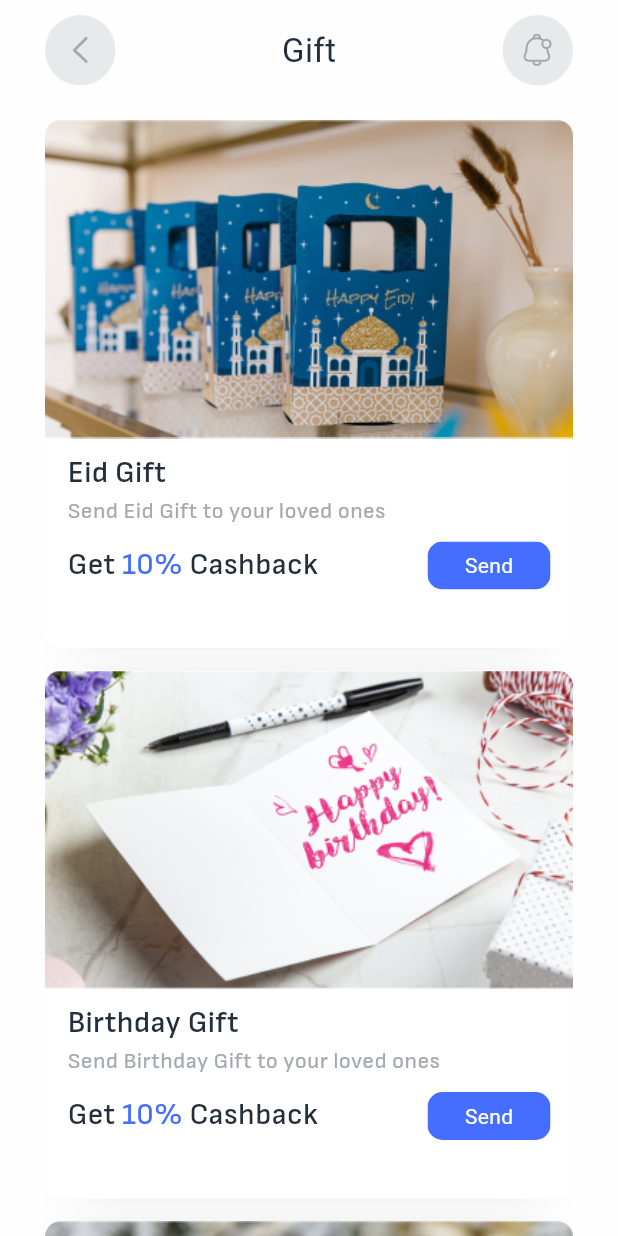
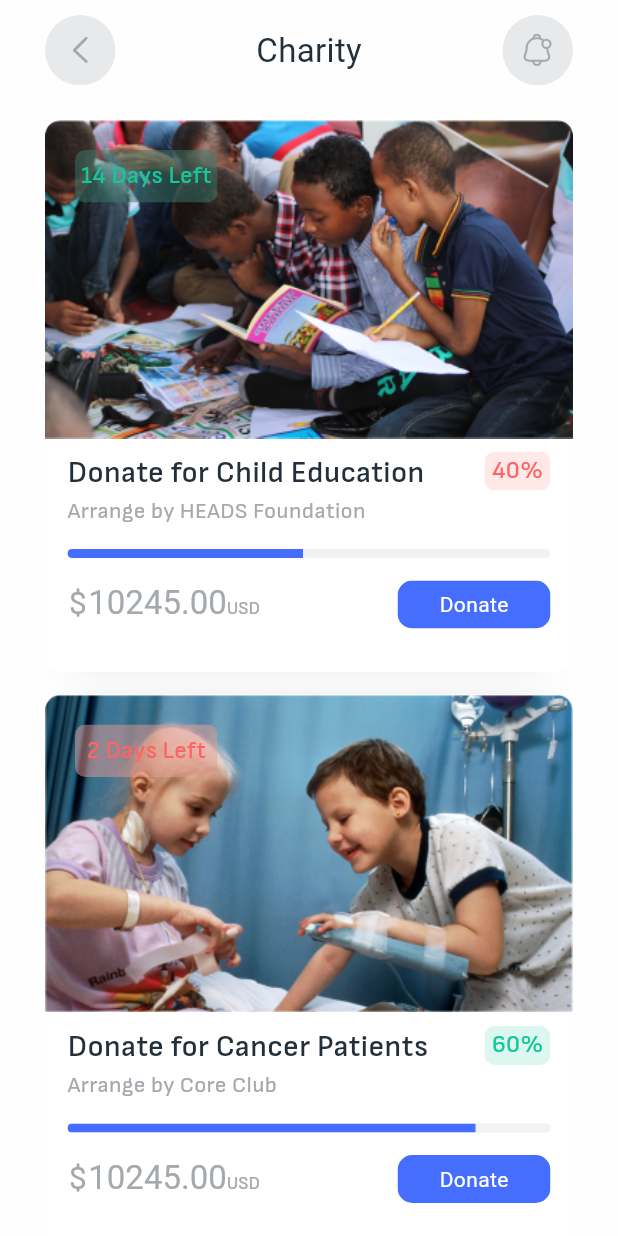
Before and after one commit to Mohammad-Nikmard/Fintech, a Flutter app: the screen it shows after launch, on a phone screen of 412 x 824 dp. Run offline on Flutter 3.47's test engine with Material 3 defaults, Android fonts, the phone set to English and light mode, and no system bars; our stand-ins replace flutter_svg, flutter_switch, get_it, pinput, smooth_page_indicator; Roboto replaces fonts that are missing (SB); project files that could hold a hidden picture were left out.

Commit message:
feat: add charity list

```diff
--- a/lib/main.dart
+++ b/lib/main.dart
@@ -1,6 +1,6 @@
 import 'package:fintech/DI/service_locator.dart';
 import 'package:fintech/theme/light_theme.dart';
-import 'package:fintech/ui/send_gift_screen.dart';
+import 'package:fintech/ui/donation_screen.dart';
 import 'package:flutter/material.dart';
 
 void main() {
@@ -16,7 +16,7 @@ class MyApp extends StatelessWidget {
   Widget build(BuildContext context) {
     return MaterialApp(
       debugShowCheckedModeBanner: false,
-      home: SendGiftScreen(
+      home: DonationScreen(
         mediaQuery: locator.get(),
       ),
       theme: lightTheme,
--- /dev/null
+++ b/lib/ui/donation_screen.dart
@@ -0,0 +1,350 @@
+import 'package:fintech/constatns/color_constants.dart';
+import 'package:fintech/util/extensions/theme_extension.dart';
+import 'package:fintech/util/mediaquery_handler.dart';
+import 'package:fintech/widget/custom_appbar.dart';
+import 'package:flutter/material.dart';
+
+class DonationScreen extends StatefulWidget {
+  const DonationScreen({
+    super.key,
+    required this.mediaQuery,
+  });
+  final MediaQueryHandler mediaQuery;
+
+  @override
+  State<DonationScreen> createState() => _DonationScreenState();
+}
+
+class _DonationScreenState extends State<DonationScreen> {
+  int progressIndicator = 0;
+  String donation = '';
+  String amount = '';
+
+  @override
+  Widget build(BuildContext context) {
+    return Scaffold(
+      backgroundColor: context.background,
+      body: SafeArea(
+        child: Padding(
+          padding: const EdgeInsets.symmetric(horizontal: 30),
+          child: Stack(
+            children: [
+              if (progressIndicator == 0) ...{
+                Padding(
+                  padding: const EdgeInsets.only(top: 80),
+                  child: _CharityList(
+                    mediaQuery: widget.mediaQuery,
+                    onTapped: () {
+                      setState(() {
+                        progressIndicator = 1;
+                      });
+                    },
+                    selectedCharity: (value) {
+                      setState(() {
+                        donation = value;
+                      });
+                    },
+                  ),
+                ),
+              },
+              Padding(
+                padding: const EdgeInsets.only(top: 10),
+                child: CustomAppbar(
+                  title: titleConditions(),
+                  leftIcon: (progressIndicator > 2)
+                      ? 'my_photo.jpg'
+                      : 'icon_arrow_left',
+                  isLeftProfile: (progressIndicator > 2) ? true : false,
+                  rightIcon: 'icon_notification',
+                ),
+              ),
+            ],
+          ),
+        ),
+      ),
+    );
+  }
+
+  String titleConditions() {
+    switch (progressIndicator) {
+      case 0:
+        return 'Charity';
+
+      case 1:
+        return 'Donation';
+
+      case > 1:
+        return 'Confirmation';
+
+      default:
+        return 'Charity';
+    }
+  }
+}
+
+class _CharityList extends StatefulWidget {
+  const _CharityList({
+    required this.mediaQuery,
+    required this.onTapped,
+    required this.selectedCharity,
+  });
+  final MediaQueryHandler mediaQuery;
+  final VoidCallback onTapped;
+  final ValueChanged<String> selectedCharity;
+
+  @override
+  State<_CharityList> createState() => _CharityListState();
+}
+
+class _CharityListState extends State<_CharityList> {
+  List<String> charityList = [
+    'Donate for Child Education',
+    'Donate for Cancer Patients',
+  ];
+
+  List<String> ownerList = [
+    'HEADS Foundation',
+    'Core Club',
+  ];
+
+  @override
+  Widget build(BuildContext context) {
+    return Column(
+      children: [
+        Expanded(
+          child: ListView.builder(
+            itemBuilder: (context, index) {
+              return Padding(
+                padding: const EdgeInsets.only(bottom: 15),
+                child: Container(
+                  width: widget.mediaQuery.screenWidth(context),
+                  height: 368,
+                  decoration: const BoxDecoration(
+                    color: Colors.white,
+                    borderRadius: BorderRadius.all(
+                      Radius.circular(10),
+                    ),
+                    boxShadow: [
+                      BoxShadow(
+                        offset: Offset(0, 0),
+                        spreadRadius: -18,
+                        blurRadius: 25,
+                        color: AppColor.greyColor200,
+                      ),
+                    ],
+                  ),
+                  child: Column(
+                    children: [
+                      Stack(
+                        children: [
+                          ClipRRect(
+                            borderRadius: const BorderRadius.only(
+                              topLeft: Radius.circular(10),
+                              topRight: Radius.circular(10),
+                            ),
+                            child: SizedBox(
+                              height: 221,
+                              width: double.infinity,
+                              child: Column(
+                                children: [
+                                  Image.asset(
+                                    'assets/images/${charityList[index].substring(11)}.png',
+                                  ),
+                                ],
+                              ),
+                            ),
+                          ),
+                          Positioned(
+                            top: 20,
+                            left: 20,
+                            child: ClipRRect(
+                              borderRadius: const BorderRadius.all(
+                                Radius.circular(7),
+                              ),
+                              child: SizedBox(
+                                height: 35,
+                                width: 95,
+                                child: ColoredBox(
+                                  color: (index == 0)
+                                      ? const Color(0xff3a786a).withOpacity(0.5)
+                                      : const Color(0xffe59b94)
+                                          .withOpacity(0.5),
+                                  child: Center(
+                                    child: Text(
+                                      (index == 0)
+                                          ? '14 Days Left'
+                                          : '2 Days Left',
+                                      style: TextStyle(
+                                        fontFamily: 'SM',
+                                        fontSize: 16,
+                                        color: (index == 0)
+                                            ? AppColor.greenDark
+                                            : AppColor.redDark,
+                                      ),
+                                    ),
+                                  ),
+                                ),
+                              ),
+                            ),
+                          ),
+                        ],
+                      ),
+                      Padding(
+                        padding: const EdgeInsets.symmetric(horizontal: 15),
+                        child: Column(
+                          crossAxisAlignment: CrossAxisAlignment.start,
+                          children: [
+                            Row(
+                              crossAxisAlignment: CrossAxisAlignment.start,
+                              children: [
+                                Column(
+                                  crossAxisAlignment: CrossAxisAlignment.start,
+                                  children: [
+                                    Text(
+                                      charityList[index],
+                                      style: const TextStyle(
+                                        fontFamily: 'SSB',
+                                        fontSize: 20,
+                                        color: AppColor.blackColor,
+                                      ),
+                                    ),
+                                    Text(
+                                      'Arrange by ${ownerList[index]}',
+                                      style: const TextStyle(
+                                        fontFamily: 'SR',
+                                        fontSize: 15,
+                                        color: AppColor.greyColor200,
+                                      ),
+                                    ),
+                                  ],
+                                ),
+                                const Spacer(),
+                                ClipRRect(
+                                  borderRadius: const BorderRadius.all(
+                                    Radius.circular(7),
+                                  ),
+                                  child: SizedBox(
+                                    height: 26,
+                                    width: 44,
+                                    child: ColoredBox(
+                                      color: (index == 0)
+                                          ? AppColor.redLight
+                                          : AppColor.greenLight,
+                                      child: Center(
+                                        child: Text(
+                                          (index == 0) ? '40%' : '60%',
+                                          style: TextStyle(
+                                            fontFamily: 'SM',
+                                            fontSize: 16,
+                                            color: (index == 0)
+                                                ? AppColor.redDark
+                                                : AppColor.greenDark,
+                                          ),
+                                        ),
+                                      ),
+                                    ),
+                                  ),
+                                ),
+                              ],
+                            ),
+                            const SizedBox(height: 15),
+                            Container(
+                              width: widget.mediaQuery.screenWidth(context),
+                              height: 6,
+                              decoration: BoxDecoration(
+                                borderRadius: const BorderRadius.all(
+                                  Radius.circular(10),
+                                ),
+                                color: context.secondaryContainer,
+                              ),
+                              child: ClipRRect(
+                                borderRadius: const BorderRadius.all(
+                                  Radius.circular(10),
+                                ),
+                                child: Padding(
+                                  padding: EdgeInsets.only(
+                                      right: (index == 0) ? 165 : 50),
+                                  child: const ColoredBox(
+                                    color: AppColor.blueColor,
+                                  ),
+                                ),
+                              ),
+                            ),
+                            const SizedBox(height: 15),
+                            Row(
+                              children: [
+                                RichText(
+                                  text: const TextSpan(
+                                    children: [
+                                      TextSpan(
+                                        text: '\$',
+                                        style: TextStyle(
+                                          fontFamily: 'SR',
+                                          fontSize: 22,
+                                          color: AppColor.greyColor200,
+                                        ),
+                                      ),
+                                      TextSpan(
+                                        text: '10245.00',
+                                        style: TextStyle(
+                                          fontFamily: 'SB',
+                                          fontSize: 22,
+                                          color: AppColor.greyColor200,
+                                        ),
+                                      ),
+                                      TextSpan(
+                                        text: 'USD',
+                                        style: TextStyle(
+                                          fontFamily: 'SM',
+                                          fontSize: 12,
+                                          color: AppColor.greyColor200,
+                                        ),
+                                      ),
+                                    ],
+                                  ),
+                                ),
+                                const Spacer(),
+                                ClipRRect(
+                                  borderRadius: const BorderRadius.all(
+                                      Radius.circular(10)),
+                                  child: GestureDetector(
+                                    onTap: () {
+                                      widget
+                                          .selectedCharity(charityList[index]);
+                                      widget.onTapped();
+                                    },
+                                    child: const SizedBox(
+                                      height: 32,
+                                      width: 102,
+                                      child: ColoredBox(
+                                        color: AppColor.blueColor,
+                                        child: Center(
+                                          child: Text(
+                                            'Donate',
+                                            style: TextStyle(
+                                              color: Colors.white,
+                                              fontSize: 14,
+                                            ),
+                                          ),
+                                        ),
+                                      ),
+                                    ),
+                                  ),
+                                ),
+                              ],
+                            ),
+                          ],
+                        ),
+                      ),
+                    ],
+                  ),
+                ),
+              );
+            },
+            itemCount: charityList.length,
+          ),
+        ),
+      ],
+    );
+  }
+}
```
Also changed, not shown: assets/images/Cancer Patients.png (added), assets/images/Child Education.png (added).
